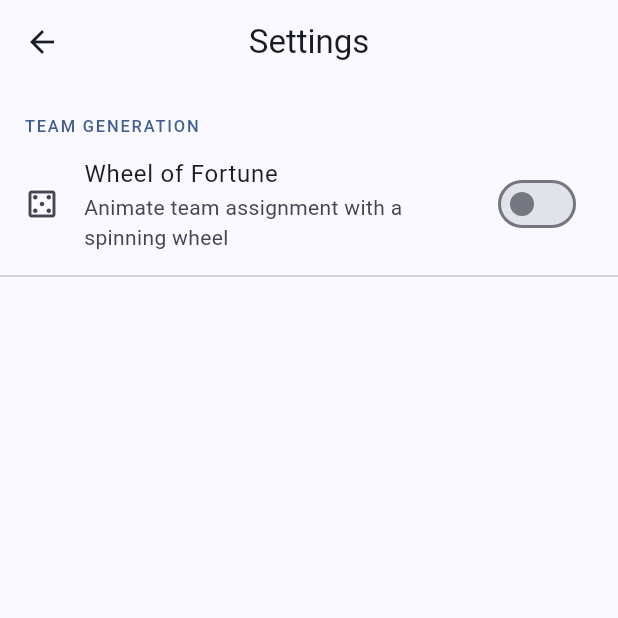
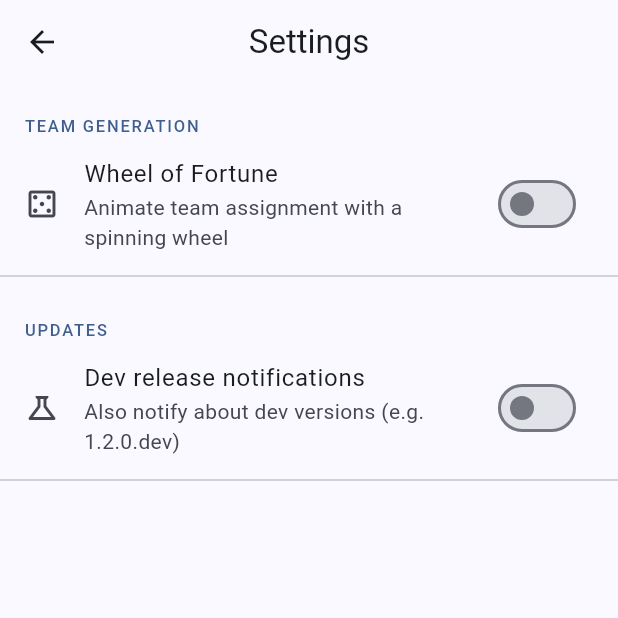
Before and after one commit to micheleIT/teamup, a Flutter app: the screen it shows after launch, after a tap on the "settings" icon, on a phone screen of 412 x 824 dp, the top half of it. Run offline on Flutter 3.47's test engine with Material 3 defaults, Android fonts, the phone set to English and light mode, and no system bars; our stand-ins replace package_info_plus, shared_preferences; network calls fail.

Commit message:
Add dev update notification setting with persistence and settings screen toggle
Agent-Logs-Url: https://github.com/micheleIT/teamup/sessions/30470786-38e2-42b2-bab2-00fc0ac30282

Co-authored-by: micheleIT <21170191+micheleIT@users.noreply.github.com>

```diff
--- a/lib/app_state.dart
+++ b/lib/app_state.dart
@@ -1,25 +1,49 @@
 import 'package:flutter/foundation.dart';
+import 'package:shared_preferences/shared_preferences.dart';
 import 'models/player.dart';
 import 'models/sport.dart';
 import 'services/stats_service.dart';
 
 class AppState extends ChangeNotifier {
+  static const _prefKeyNotifyDevUpdates = 'notify_dev_updates';
+
   final statsService = StatsService();
   final List<Player> _players = [];
   Sport _selectedSport = Sport.soccer;
   int _teamCount = 2;
   bool _wheelEnabled = false;
+  bool _notifyDevUpdates = false;
 
   List<Player> get players => List.unmodifiable(_players);
   Sport get selectedSport => _selectedSport;
   int get teamCount => _teamCount;
   bool get wheelEnabled => _wheelEnabled;
+  bool get notifyDevUpdates => _notifyDevUpdates;
 
   bool get canGenerate => _players.length >= _teamCount;
+
+  /// Load persisted settings. Call once from main() before runApp.
+  Future<void> loadSettings() async {
+    final prefs = await SharedPreferences.getInstance();
+    _notifyDevUpdates = prefs.getBool(_prefKeyNotifyDevUpdates) ?? false;
+  }
 
   void setWheelEnabled(bool value) {
     _wheelEnabled = value;
     notifyListeners();
+  }
+
+  void setNotifyDevUpdates(bool value) {
+    _notifyDevUpdates = value;
+    notifyListeners();
+    // Persistence is fire-and-forget: the UI updates immediately while the
+    // write happens asynchronously in the background.
+    _saveSettings();
+  }
+
+  Future<void> _saveSettings() async {
+    final prefs = await SharedPreferences.getInstance();
+    await prefs.setBool(_prefKeyNotifyDevUpdates, _notifyDevUpdates);
   }
 
   void addPlayer(String name) {
--- a/lib/main.dart
+++ b/lib/main.dart
@@ -5,7 +5,10 @@ import 'screens/home_screen.dart';
 Future<void> main() async {
   WidgetsFlutterBinding.ensureInitialized();
   final state = AppState();
-  await state.statsService.load();
+  await Future.wait([
+    state.statsService.load(),
+    state.loadSettings(),
+  ]);
   runApp(TeamUpApp(state: state));
 }
 
--- a/lib/screens/home_screen.dart
+++ b/lib/screens/home_screen.dart
@@ -29,7 +29,10 @@ class _HomeScreenState extends State<HomeScreen> {
   Future<void> _checkForUpdate() async {
     final info = await PackageInfo.fromPlatform();
     final service = widget.updateService ?? UpdateService();
-    final result = await service.checkForUpdate(info.version);
+    final result = await service.checkForUpdate(
+      info.version,
+      includeDevVersions: widget.state.notifyDevUpdates,
+    );
 
     if (!mounted) return;
     if (!result.isUpdateAvailable) return;
@@ -38,10 +41,13 @@ class _HomeScreenState extends State<HomeScreen> {
     final releaseUrl =
         result.releaseUrl ??
         'https://github.com/micheleIT/teamup/releases/latest';
+    final message = result.isDev
+        ? 'Dev version $version is available'
+        : 'Version $version is available';
 
     ScaffoldMessenger.of(context).showSnackBar(
       SnackBar(
-        content: Text('Version $version is available'),
+        content: Text(message),
         duration: const Duration(seconds: 10),
         action: SnackBarAction(
           label: 'View release',
@@ -50,11 +56,11 @@ class _HomeScreenState extends State<HomeScreen> {
             if (!await launchUrl(uri, mode: LaunchMode.externalApplication)) {
               if (mounted) {
                 ScaffoldMessenger.of(context).showSnackBar(
-                  SnackBar(
-                  content: const Text(
-                    'Unable to open release page. Please check your browser settings or try again later.',
+                  const SnackBar(
+                    content: Text(
+                      'Unable to open release page. Please check your browser settings or try again later.',
+                    ),
                   ),
-                ),
                 );
               }
             }
--- a/lib/screens/settings_screen.dart
+++ b/lib/screens/settings_screen.dart
@@ -23,6 +23,17 @@ class SettingsScreen extends StatelessWidget {
                 ),
                 value: state.wheelEnabled,
                 onChanged: state.setWheelEnabled,
+              ),
+              const Divider(),
+              const _SectionHeader('Updates'),
+              SwitchListTile(
+                secondary: const Icon(Icons.science_outlined),
+                title: const Text('Dev release notifications'),
+                subtitle: const Text(
+                  'Also notify about dev versions (e.g. 1.2.0.dev)',
+                ),
+                value: state.notifyDevUpdates,
+                onChanged: state.setNotifyDevUpdates,
               ),
               const Divider(),
             ],
--- a/lib/services/update_service.dart
+++ b/lib/services/update_service.dart
@@ -8,10 +8,14 @@ class UpdateCheckResult {
   final String? latestVersion;
   final String? releaseUrl;
 
+  /// Whether the available version is a dev release.
+  final bool isDev;
+
   const UpdateCheckResult({
     required this.isUpdateAvailable,
     this.latestVersion,
     this.releaseUrl,
+    this.isDev = false,
   });
 }
 
@@ -19,24 +23,52 @@ class UpdateCheckResult {
 class UpdateService {
   static const _releasesApiUrl =
       'https://api.github.com/repos/micheleIT/teamup/releases/latest';
+  static const _releasesListApiUrl =
+      'https://api.github.com/repos/micheleIT/teamup/releases';
 
   final http.Client _client;
 
   UpdateService({http.Client? client}) : _client = client ?? http.Client();
 
+  static const _githubHeaders = {'Accept': 'application/vnd.github+json'};
+
   /// Checks whether a newer release exists on GitHub.
   ///
-  /// Returns an [UpdateCheckResult] with [isUpdateAvailable] set to `true`
-  /// if [currentVersion] is lower than the latest published release tag.
+  /// When [includeDevVersions] is `true`, also checks for newer dev releases
+  /// (tags containing `.dev`). If both a stable and a dev update are found,
+  /// the one with the higher version number is returned (stable wins a tie).
+  ///
   /// On any network or parsing error returns a result with
   /// [isUpdateAvailable] set to `false`.
-  Future<UpdateCheckResult> checkForUpdate(String currentVersion) async {
+  Future<UpdateCheckResult> checkForUpdate(
+    String currentVersion, {
+    bool includeDevVersions = false,
+  }) async {
+    try {
+      final stableResult = await _checkStableRelease(currentVersion);
+      if (!includeDevVersions) return stableResult;
+
+      final devResult = await _checkLatestDevRelease(currentVersion);
+
+      if (!stableResult.isUpdateAvailable && !devResult.isUpdateAvailable) {
+        return const UpdateCheckResult(isUpdateAvailable: false);
+      }
+      if (!devResult.isUpdateAvailable) return stableResult;
+      if (!stableResult.isUpdateAvailable) return devResult;
+
+      // Both available – return the higher version; stable wins a tie.
+      final stableNumeric = stableResult.latestVersion ?? '';
+      final devNumeric = _stripDevSuffix(devResult.latestVersion ?? '');
+      return isNewerVersion(devNumeric, stableNumeric) ? devResult : stableResult;
+    } catch (_) {
+      return const UpdateCheckResult(isUpdateAvailable: false);
+    }
+  }
+
+  Future<UpdateCheckResult> _checkStableRelease(String currentVersion) async {
     try {
       final response = await _client
-          .get(
-            Uri.parse(_releasesApiUrl),
-            headers: {'Accept': 'application/vnd.github+json'},
-          )
+          .get(Uri.parse(_releasesApiUrl), headers: _githubHeaders)
           .timeout(const Duration(seconds: 10));
 
       if (response.statusCode != 200) {
@@ -49,12 +81,55 @@ class UpdateService {
           tagName.startsWith('v') ? tagName.substring(1) : tagName;
       final releaseUrl = data['html_url'] as String?;
 
-      final isNewer = isNewerVersion(latestVersion, currentVersion);
       return UpdateCheckResult(
-        isUpdateAvailable: isNewer,
+        isUpdateAvailable: isNewerVersion(latestVersion, currentVersion),
         latestVersion: latestVersion,
         releaseUrl: releaseUrl,
       );
+    } catch (_) {
+      return const UpdateCheckResult(isUpdateAvailable: false);
+    }
+  }
+
+  Future<UpdateCheckResult> _checkLatestDevRelease(
+    String currentVersion,
+  ) async {
+    try {
+      final response = await _client
+          .get(Uri.parse(_releasesListApiUrl), headers: _githubHeaders)
+          .timeout(const Duration(seconds: 10));
+
+      if (response.statusCode != 200) {
+        return const UpdateCheckResult(isUpdateAvailable: false);
+      }
+
+      final releases = jsonDecode(response.body) as List<dynamic>;
+
+      UpdateCheckResult? best;
+      for (final item in releases) {
+        final release = item as Map<String, dynamic>;
+        if (release['draft'] == true) continue;
+
+        final tagName = release['tag_name'] as String? ?? '';
+        final version = tagName.startsWith('v') ? tagName.substring(1) : tagName;
+
+        if (!isDevVersion(version)) continue;
+
+        final numericVersion = _stripDevSuffix(version);
+        if (!isNewerVersion(numericVersion, currentVersion)) continue;
+
+        if (best == null ||
+            isNewerVersion(numericVersion, _stripDevSuffix(best.latestVersion ?? ''))) {
+          best = UpdateCheckResult(
+            isUpdateAvailable: true,
+            latestVersion: version,
+            releaseUrl: release['html_url'] as String?,
+            isDev: true,
+          );
+        }
+      }
+
+      return best ?? const UpdateCheckResult(isUpdateAvailable: false);
     } catch (_) {
       return const UpdateCheckResult(isUpdateAvailable: false);
     }
@@ -74,8 +149,19 @@ class UpdateService {
     return false;
   }
 
+  /// Returns `true` if [version] contains a `.dev` suffix.
+  bool isDevVersion(String version) => version.contains('.dev');
+
+  /// Strips the `.dev` suffix (and any characters after it) from [version].
+  String _stripDevSuffix(String version) {
+    final idx = version.indexOf('.dev');
+    return idx == -1 ? version : version.substring(0, idx);
+  }
+
   List<int> _parseParts(String version) {
-    final parts = version.split('.').map((s) => int.tryParse(s) ?? 0).toList();
+    final stripped = _stripDevSuffix(version);
+    final parts =
+        stripped.split('.').map((s) => int.tryParse(s) ?? 0).toList();
     while (parts.length < 3) {
       parts.add(0);
     }
```
Also changed, not shown: 1 other file.
